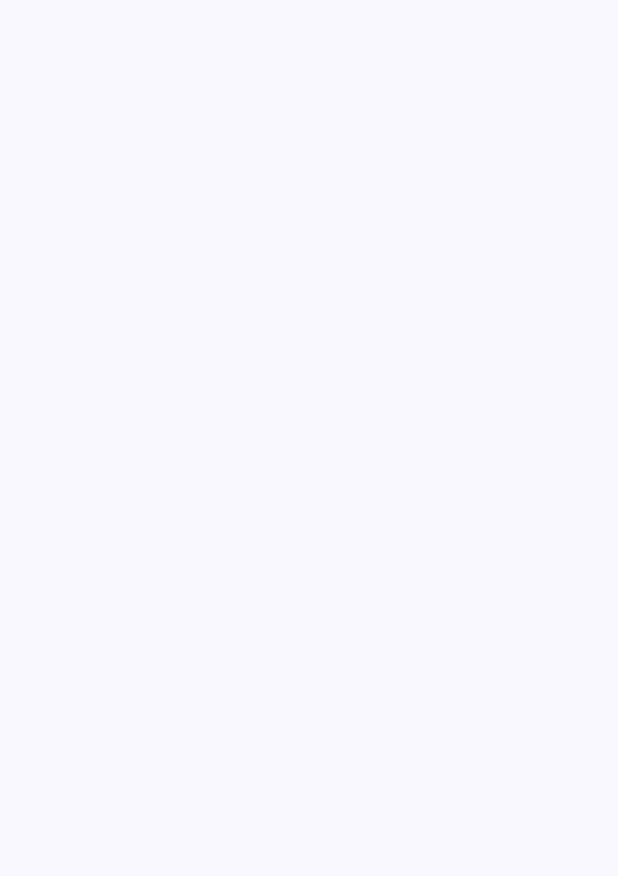
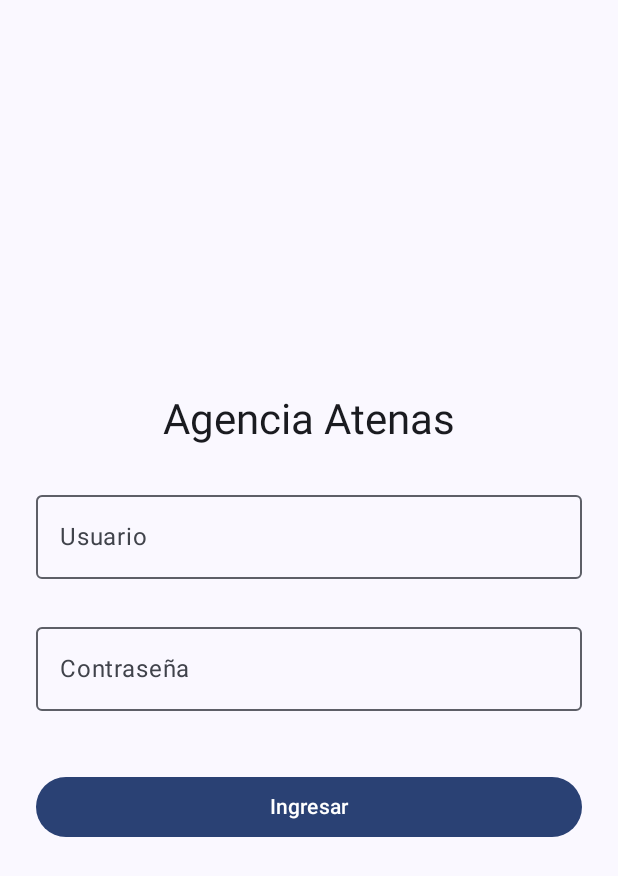
Before and after one commit to rodrigo-vives/AgenciaAtenas, an Android app built with Jetpack Compose: the screen it shows after launch (MainActivity), on a phone screen of 412 x 824 dp. Before the commit the part shown is empty. Shown: the top 876 px of the screen. Run offline under Robolectric (Android 15) with nearby library versions, the light colour scheme and no system bars.

Commit message:
Login + Lista + Navegacion funcional
- AppDatabase y OportunidadDao configurados con Room
- Login completo: UiState, ViewModel, Screen con validacion
- Lista completa: UiState, ViewModel, Screen con busqueda, filtros y alertas visuales
- Navegacion con NavHost y rutas login, lista, crear (placeholder), detalle (placeholder)
- MainActivity limpio, solo aplica tema y llama a Navegacion
- Flujo funcional: Login -> Lista -> Cerrar sesion

```diff
--- a/app/src/main/java/com/agencia/atenas/MainActivity.kt
+++ b/app/src/main/java/com/agencia/atenas/MainActivity.kt
@@ -4,13 +4,7 @@ import android.os.Bundle
 import androidx.activity.ComponentActivity
 import androidx.activity.compose.setContent
 import androidx.activity.enableEdgeToEdge
-import androidx.compose.foundation.layout.fillMaxSize
-import androidx.compose.foundation.layout.padding
-import androidx.compose.material3.Scaffold
-import androidx.compose.material3.Text
-import androidx.compose.runtime.Composable
-import androidx.compose.ui.Modifier
-import androidx.compose.ui.tooling.preview.Preview
+import com.agencia.atenas.ui.Navegacion
 import com.agencia.atenas.ui.theme.AgenciaAtenasTheme
 
 class MainActivity : ComponentActivity() {
@@ -19,9 +13,7 @@ class MainActivity : ComponentActivity() {
         enableEdgeToEdge()
         setContent {
             AgenciaAtenasTheme {
-                Scaffold(modifier = Modifier.fillMaxSize()) { innerPadding ->
-
-                }
+                Navegacion()
             }
         }
     }
--- a/app/src/main/java/com/agencia/atenas/ui/LoginScreen.kt
+++ b/app/src/main/java/com/agencia/atenas/ui/LoginScreen.kt
@@ -1,4 +1,115 @@
 package com.agencia.atenas.ui
 
-class LoginScreen {
+import androidx.compose.foundation.layout.Arrangement
+import androidx.compose.foundation.layout.Column
+import androidx.compose.foundation.layout.fillMaxSize
+import androidx.compose.foundation.layout.fillMaxWidth
+import androidx.compose.foundation.layout.padding
+import androidx.compose.material3.Button
+import androidx.compose.material3.MaterialTheme
+import androidx.compose.material3.OutlinedTextField
+import androidx.compose.material3.Scaffold
+import androidx.compose.material3.Text
+import androidx.compose.runtime.Composable
+import androidx.compose.runtime.getValue
+import androidx.compose.ui.Alignment
+import androidx.compose.ui.Modifier
+import androidx.compose.ui.text.input.PasswordVisualTransformation
+import androidx.compose.ui.unit.dp
+import androidx.lifecycle.compose.collectAsStateWithLifecycle
+import androidx.lifecycle.viewmodel.compose.viewModel
+
+@Composable
+fun LoginScreen(
+    onLoginExitoso: () -> Unit,
+    viewModel: LoginViewModel = viewModel()
+) {
+
+    // Observa el StateFlow del ViewModel y lo convierte en State de Compose.
+    // Cada cambio en el estado provoca una recomposición de la pantalla.
+    val uiState by viewModel.uiState.collectAsStateWithLifecycle()
+
+    Scaffold { innerPadding ->
+        Column(
+            // fillMaxSize: ocupa toda la pantalla.
+            // padding(innerPadding): respeta las barras del sistema (status bar, nav bar).
+            // padding(24.dp): margen interno para que el contenido no toque los bordes.
+            modifier = Modifier
+                .fillMaxSize()
+                .padding(innerPadding)
+                .padding(24.dp),
+            // Centra los elementos vertical y horizontalmente.
+            verticalArrangement = Arrangement.Center,
+            horizontalAlignment = Alignment.CenterHorizontally
+        ) {
+
+            // Título de la pantalla, usando la tipografía del tema.
+            Text(
+                text = "Agencia Atenas",
+                style = MaterialTheme.typography.headlineMedium
+            )
+
+            // Campo de usuario.
+            // value: lo que se muestra (viene del estado del ViewModel).
+            // onValueChange: actualiza el ViewModel cuando el usuario escribe.
+            // isError: pinta el campo en rojo si hay error.
+            // supportingText: mensaje debajo del campo, visible solo si hay error.
+            OutlinedTextField(
+                value = uiState.usuario,
+                onValueChange = { viewModel.cambiarUsuario(it) },
+                label = { Text("Usuario") },
+                isError = uiState.errorUsuario,
+                supportingText = {
+                    if (uiState.errorUsuario) {
+                        Text("El usuario es obligatorio")
+                    }
+                },
+                modifier = Modifier
+                    .fillMaxWidth()
+                    .padding(top = 24.dp)
+            )
+
+            // Campo de contraseña.
+            // PasswordVisualTransformation: oculta el texto (muestra puntos).
+            // El resto es igual al campo de usuario.
+            OutlinedTextField(
+                value = uiState.password,
+                onValueChange = { viewModel.cambiarPassword(it) },
+                label = { Text("Contraseña") },
+                visualTransformation = PasswordVisualTransformation(),
+                isError = uiState.errorPassword,
+                supportingText = {
+                    if (uiState.errorPassword) {
+                        Text("La contraseña es obligatoria")
+                    }
+                },
+                modifier = Modifier
+                    .fillMaxWidth()
+                    .padding(top = 8.dp)
+            )
+
+            // Mensaje de error general (credenciales incorrectas).
+            // Solo se muestra si el ViewModel lo estableció.
+            // Usa el color de error del tema para mantener consistencia visual.
+            if (uiState.mensajeError.isNotEmpty()) {
+                Text(
+                    text = uiState.mensajeError,
+                    color = MaterialTheme.colorScheme.error,
+                    modifier = Modifier.padding(top = 8.dp)
+                )
+            }
+
+            // Botón de ingreso.
+            // Al pulsar, llama a iniciarSesion del ViewModel y le pasa el callback.
+            // Si el login es correcto, el callback navega a la siguiente pantalla.
+            Button(
+                onClick = { viewModel.iniciarSesion(onLoginExitoso) },
+                modifier = Modifier
+                    .fillMaxWidth()
+                    .padding(top = 24.dp)
+            ) {
+                Text("Ingresar")
+            }
+        }
+    }
 }
--- /dev/null
+++ b/app/src/main/java/com/agencia/atenas/ui/LoginUiState.kt
@@ -0,0 +1,13 @@
+package com.agencia.atenas.ui
+
+/**
+ * Estado de la pantalla de login.
+ * Guarda lo que el usuario escribe y los errores de validación.
+ */
+data class LoginUiState(
+    val usuario: String = "",
+    val password: String = "",
+    val errorUsuario: Boolean = false,
+    val errorPassword: Boolean = false,
+    val mensajeError: String = ""
+)
--- /dev/null
+++ b/app/src/main/java/com/agencia/atenas/ui/Navegacion.kt
@@ -0,0 +1,63 @@
+package com.agencia.atenas.ui
+
+import androidx.compose.material3.Text
+import androidx.compose.runtime.Composable
+import androidx.navigation.compose.NavHost
+import androidx.navigation.compose.composable
+import androidx.navigation.compose.rememberNavController
+
+@Composable
+fun Navegacion() {
+
+    // Controlador de navegación: recuerda en qué pantalla estamos.
+    val navController = rememberNavController()
+
+    NavHost(
+        navController = navController,
+        startDestination = "login"
+    ) {
+
+        // Ruta: Login. Pantalla inicial.
+        composable("login") {
+            LoginScreen(
+                onLoginExitoso = {
+                    navController.navigate("lista") {
+                        // Elimina el login del back stack para que
+                        // el usuario no pueda volver con el botón atrás.
+                        popUpTo("login") { inclusive = true }
+                    }
+                }
+            )
+        }
+
+        // Ruta: Lista. Pantalla principal después del login.
+        composable("lista") {
+            ListaScreen(
+                onIrACrear = {
+                    navController.navigate("crear")
+                },
+                onIrADetalle = { id ->
+                    navController.navigate("detalle/$id")
+                },
+                onCerrarSesion = {
+                    navController.navigate("login") {
+                        // Vuelve al login y limpia todo el back stack.
+                        popUpTo(0) { inclusive = true }
+                    }
+                }
+            )
+        }
+
+        // Ruta: Crear. Pendiente de implementar (P2).
+        composable("crear") {
+            Text("Pantalla de Crear (pendiente)")
+        }
+
+        // Ruta: Detalle. Pendiente de implementar (P2).
+        // Recibe el id de la gestión como parámetro.
+        composable("detalle/{id}") { backStackEntry ->
+            val id = backStackEntry.arguments?.getString("id")?.toIntOrNull() ?: 0
+            Text("Detalle de la gestión $id (pendiente)")
+        }
+    }
+}
--- a/gradle.properties
+++ b/gradle.properties
@@ -17,3 +17,5 @@ org.gradle.jvmargs=-Xmx2048m -Dfile.encoding=UTF-8
 org.gradle.configuration-cache=true
 # Kotlin code style for this project: "official" or "obsolete":
 kotlin.code.style=official
+#linea agregada para q corra, problema de ksp
+android.disallowKotlinSourceSets=false
```
Also changed, not shown: app/src/main/java/com/agencia/atenas/data/AppDatabase.kt (added, +35 -0 lines), app/src/main/java/com/agencia/atenas/data/OportunidadDao.kt (added, +33 -0 lines), app/src/main/java/com/agencia/atenas/ui/ListaScreen.kt (added, +169 -0 lines), app/src/main/java/com/agencia/atenas/ui/ListaUiState.kt (added, +16 -0 lines), app/src/main/java/com/agencia/atenas/ui/ListaViewModel.kt (added, +88 -0 lines), app/src/main/java/com/agencia/atenas/ui/LoginViewModel.kt (added, +75 -0 lines).
